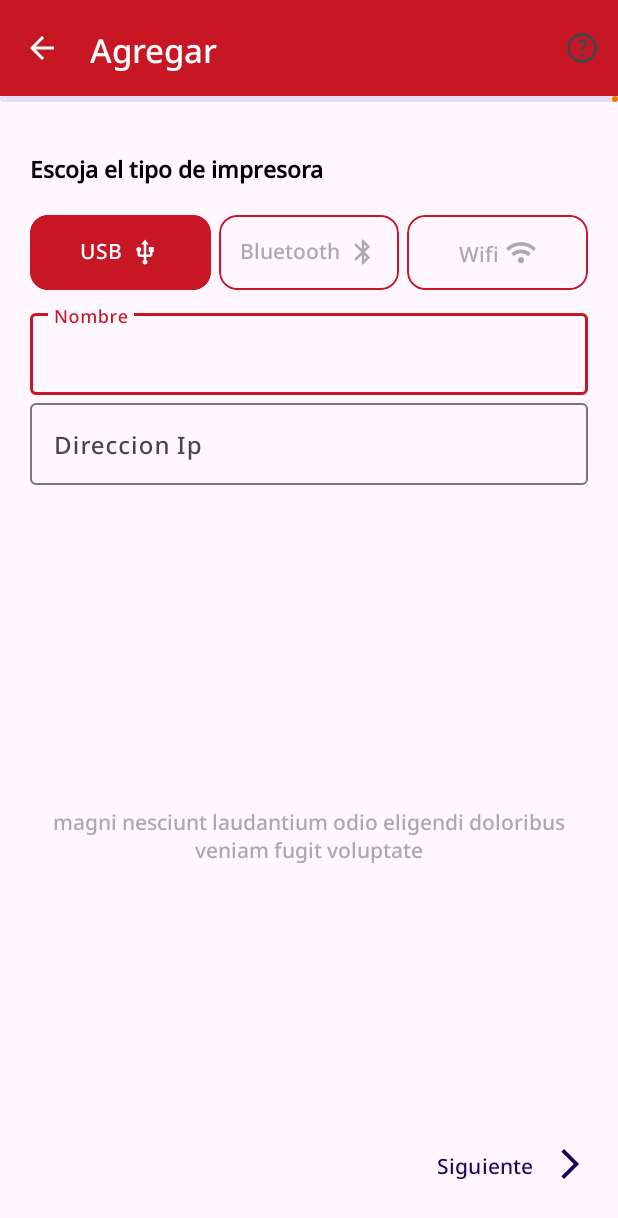
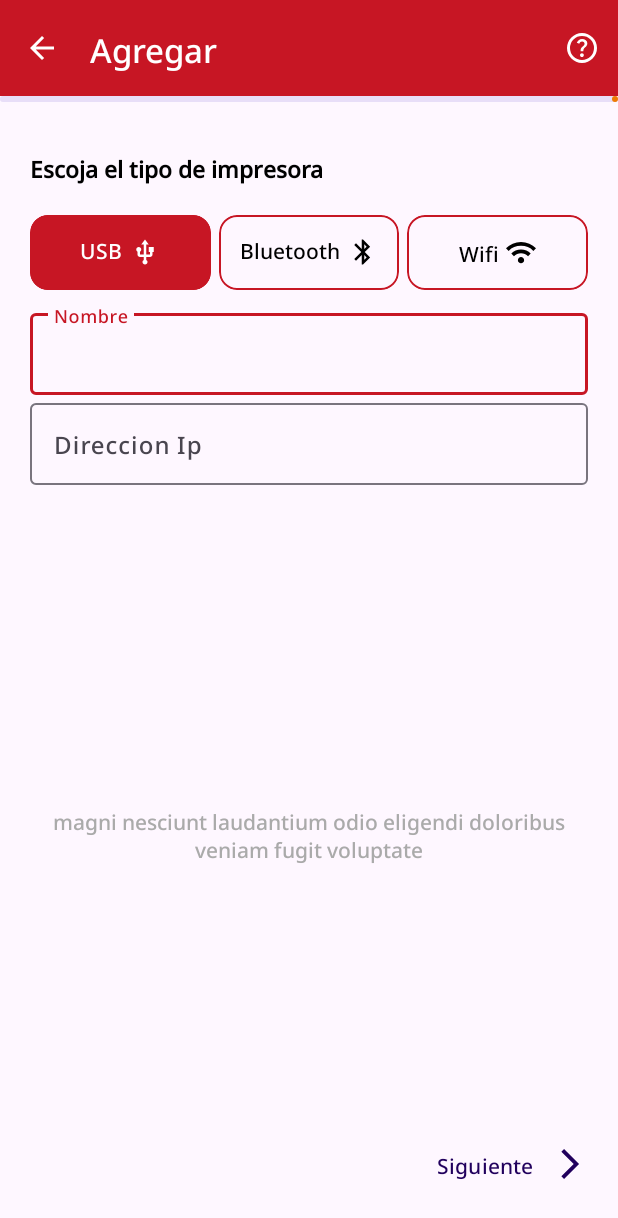
Before and after one commit to AriosaWanqara/printers-mobile, an Android app: the PrinterTypeFragment screen opened directly, with no data from a screen before it, after a tap on "USB", on a phone screen of 412 x 824 dp. Shown: the top 1218 px of the screen. Run offline under Robolectric (Android 15) with nearby library versions, the phone set to English and light mode, and no system bars; our stand-ins replace Dagger/Hilt's generated code; 1 statement that could not run was skipped.

Commit message:
fix colors

```diff
--- a/app/src/main/java/com/example/printermobile/ui/Views/advance/PrinterTypeFragment.kt
+++ b/app/src/main/java/com/example/printermobile/ui/Views/advance/PrinterTypeFragment.kt
@@ -142,26 +142,26 @@ class PrinterTypeFragment : Fragment() {
                 binding.ivBluetooth.setColorFilter(
                     ContextCompat.getColor(
                         requireActivity().applicationContext,
-                        android.R.color.darker_gray
+                        R.color.textPrimary
                     )
                 )
                 binding.tvBluetooth.setTextColor(
                     ContextCompat.getColor(
                         requireActivity().applicationContext,
-                        android.R.color.darker_gray
+                        R.color.textPrimary
                     )
                 )
                 binding.cvUSB.setCardBackgroundColor(resources.getColor(android.R.color.transparent))
                 binding.ivUSB.setColorFilter(
                     ContextCompat.getColor(
                         requireActivity().applicationContext,
-                        android.R.color.darker_gray
+                        R.color.textPrimary
                     )
                 )
                 binding.tvUSB.setTextColor(
                     ContextCompat.getColor(
                         requireActivity().applicationContext,
-                        android.R.color.darker_gray
+                        R.color.textPrimary
                     )
                 )
                 inputVisibilityChange(true)
@@ -188,13 +188,13 @@ class PrinterTypeFragment : Fragment() {
                 binding.ivWifi.setColorFilter(
                     ContextCompat.getColor(
                         requireActivity().applicationContext,
-                        android.R.color.darker_gray
+                        R.color.textPrimary
                     )
                 )
                 binding.tvWifi.setTextColor(
                     ContextCompat.getColor(
                         requireActivity().applicationContext,
-                        android.R.color.darker_gray
+                        R.color.textPrimary
                     )
                 )
 
@@ -202,13 +202,13 @@ class PrinterTypeFragment : Fragment() {
                 binding.ivUSB.setColorFilter(
                     ContextCompat.getColor(
                         requireActivity().applicationContext,
-                        android.R.color.darker_gray
+                        R.color.textPrimary
                     )
                 )
                 binding.tvUSB.setTextColor(
                     ContextCompat.getColor(
                         requireActivity().applicationContext,
-                        android.R.color.darker_gray
+                        R.color.textPrimary
                     )
                 )
                 inputVisibilityChange(false)
@@ -235,26 +235,26 @@ class PrinterTypeFragment : Fragment() {
                 binding.ivBluetooth.setColorFilter(
                     ContextCompat.getColor(
                         requireActivity().applicationContext,
-                        android.R.color.darker_gray
+                        R.color.textPrimary
                     )
                 )
                 binding.tvBluetooth.setTextColor(
                     ContextCompat.getColor(
                         requireActivity().applicationContext,
-                        android.R.color.darker_gray
+                        R.color.textPrimary
                     )
                 )
                 binding.cvWifi.setCardBackgroundColor(resources.getColor(android.R.color.transparent))
                 binding.ivWifi.setColorFilter(
                     ContextCompat.getColor(
                         requireActivity().applicationContext,
-                        android.R.color.darker_gray
+                        R.color.textPrimary
                     )
                 )
                 binding.tvWifi.setTextColor(
                     ContextCompat.getColor(
                         requireActivity().applicationContext,
-                        android.R.color.darker_gray
+                        R.color.textPrimary
                     )
                 )
                 inputVisibilityChange(false)
--- a/app/src/main/res/menu/topbar_list_menu.xml
+++ b/app/src/main/res/menu/topbar_list_menu.xml
@@ -5,8 +5,8 @@
         android:id="@+id/miHelp"
         android:icon="@drawable/ic_help"
         android:iconTint="@color/white"
-
-        android:title="Help"
+        android:title="ic_help"
+        android:fillColor="?attr/colorControlNormal"
         app:showAsAction="ifRoom"
         />
 </menu>
--- a/app/src/main/res/values-night/themes.xml
+++ b/app/src/main/res/values-night/themes.xml
@@ -6,6 +6,7 @@
         <item name="fontFamily">@font/noto_regular</item>
         <item name="android:colorPrimary">@color/primary</item>
         <item name="android:textColorPrimary">@color/white</item>
+        <item name="colorControlNormal">@android:color/white</item>
     </style>
 
     <style name="Theme.PrinterMobile" parent="Base.Theme.PrinterMobile" >
--- a/app/src/main/res/values/themes.xml
+++ b/app/src/main/res/values/themes.xml
@@ -6,6 +6,7 @@
         <item name="fontFamily">@font/noto_regular</item>
         <item name="android:colorPrimary">@color/primary</item>
         <item name="android:textColorPrimary">@color/black</item>
+        <item name="colorControlNormal">@android:color/white</item>
     </style>
 
     <style name="Theme.PrinterMobile" parent="Base.Theme.PrinterMobile" >
```
Also changed, not shown: app/src/main/java/com/example/printermobile/ui/Views/ListPrintersActivity.kt (+4 -4 lines), app/src/main/res/layout/activity_list_printers.xml (+16 -15 lines).
